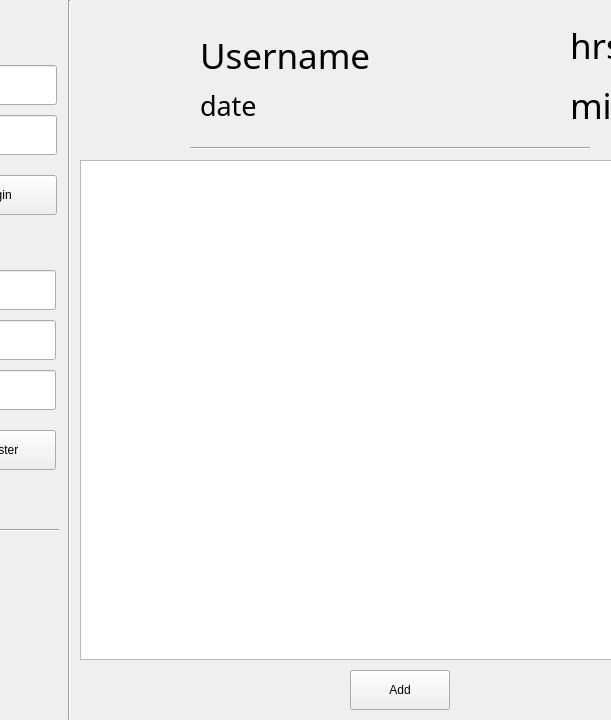
skylineone044/code, file Python/registration_system/main_design.ui: the form before one commit; both pictures show x 160 to 771 and y 0 to 720 of the 1500 by 720 pixel window.
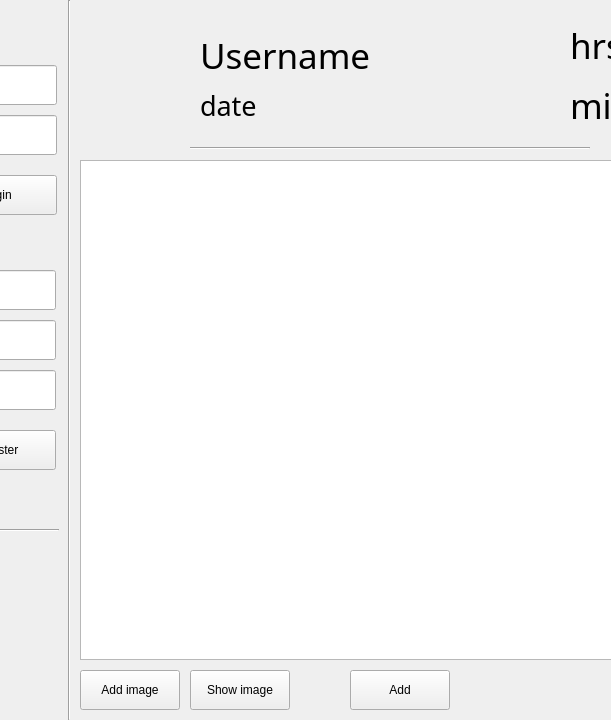
The form after the commit. Icons and pictures are not drawn.

Diff of the .ui file:
```diff
--- a/Python/registration_system/main_design.ui
+++ b/Python/registration_system/main_design.ui
@@ -98,7 +98,7 @@
      <rect>
       <x>360</x>
       <y>80</y>
-      <width>100</width>
+      <width>331</width>
       <height>50</height>
      </rect>
     </property>
@@ -365,6 +365,32 @@
      <enum>Qt::Horizontal</enum>
     </property>
    </widget>
+   <widget class="QPushButton" name="addImageButton">
+    <property name="geometry">
+     <rect>
+      <x>240</x>
+      <y>670</y>
+      <width>100</width>
+      <height>40</height>
+     </rect>
+    </property>
+    <property name="text">
+     <string>Add image</string>
+    </property>
+   </widget>
+   <widget class="QPushButton" name="showImageButton">
+    <property name="geometry">
+     <rect>
+      <x>350</x>
+      <y>670</y>
+      <width>100</width>
+      <height>40</height>
+     </rect>
+    </property>
+    <property name="text">
+     <string>Show image</string>
+    </property>
+   </widget>
   </widget>
  </widget>
  <resources/>
```
